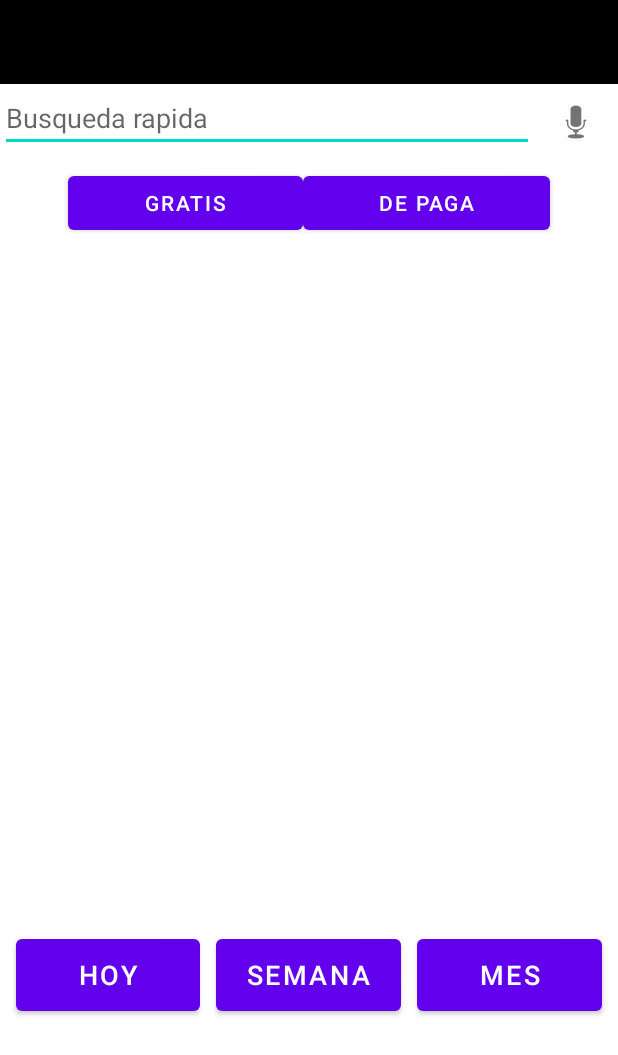
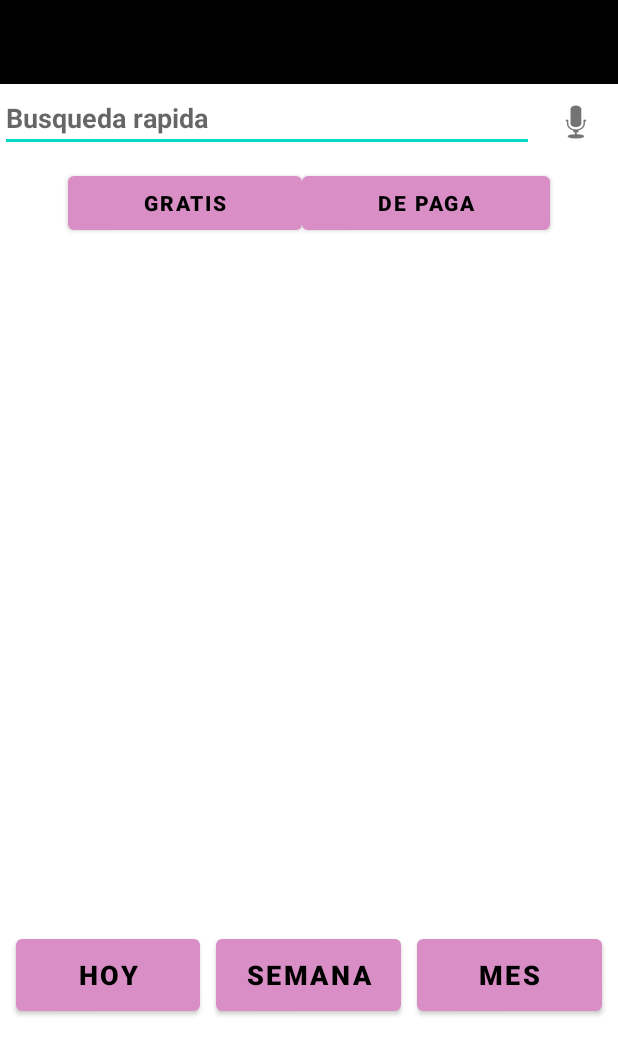
Before and after one commit to UrielVell/EventosXalapa, an Android app: the layout activity_main2.xml on its own in the app's theme, with its tools: preview values and no code run, on a phone screen of 412 x 824 dp. Shown: the top 1055 px of the screen. Run offline under Robolectric (Android 15) with nearby library versions, the phone set to English and light mode, and no system bars.

Commit message:
cambios de colores

```diff
--- /dev/null
+++ b/app/src/main/res/drawable/baseline_exit_to_app.xml
@@ -0,0 +1,5 @@
+<vector android:autoMirrored="true" android:height="24dp"
+    android:tint="#000000" android:viewportHeight="24"
+    android:viewportWidth="24" android:width="24dp" xmlns:android="http://schemas.android.com/apk/res/android">
+    <path android:fillColor="@android:color/white" android:pathData="M10.09,15.59L11.5,17l5,-5 -5,-5 -1.41,1.41L12.67,11H3v2h9.67l-2.58,2.59zM19,3H5c-1.11,0 -2,0.9 -2,2v4h2V5h14v14H5v-4H3v4c0,1.1 0.89,2 2,2h14c1.1,0 2,-0.9 2,-2V5c0,-1.1 -0.9,-2 -2,-2z"/>
+</vector>
--- /dev/null
+++ b/app/src/main/res/drawable/baseline_mode_edit_24.xml
@@ -0,0 +1,5 @@
+<vector android:height="24dp" android:tint="#000000"
+    android:viewportHeight="24" android:viewportWidth="24"
+    android:width="24dp" xmlns:android="http://schemas.android.com/apk/res/android">
+    <path android:fillColor="@android:color/white" android:pathData="M3,17.25V21h3.75L17.81,9.94l-3.75,-3.75L3,17.25zM20.71,7.04c0.39,-0.39 0.39,-1.02 0,-1.41l-2.34,-2.34c-0.39,-0.39 -1.02,-0.39 -1.41,0l-1.83,1.83 3.75,3.75 1.83,-1.83z"/>
+</vector>
--- a/app/src/main/res/layout/activity_main2.xml
+++ b/app/src/main/res/layout/activity_main2.xml
@@ -28,6 +28,8 @@
                 android:layout_weight="1"
                 android:ems="10"
                 android:hint="Busqueda rapida"
+                android:textColor="@color/black"
+                android:textStyle="bold"
                 android:inputType="text" />
             <ImageButton
                 android:id="@+id/btnMicro"
@@ -51,6 +53,8 @@
                 android:layout_weight="1"
                 android:layout_marginStart="40dp"
                 android:text="Gratis"
+                android:textColor="@color/black"
+                android:textStyle="bold"
                 android:layout_marginRight="5dp"/>
 
             <Button
@@ -60,7 +64,9 @@
                 android:layout_weight="1"
                 android:layout_marginEnd="40dp"
                 android:layout_marginRight="5dp"
-                android:text="De paga" />
+                android:text="De paga"
+                android:textColor="@color/black"
+                android:textStyle="bold"/>
 
         </LinearLayout>
 
@@ -93,7 +99,9 @@
                 android:layout_margin="5dp"
                 android:id="@+id/btn_hoy"
                 android:textSize="18dp"
-                android:text="HOY"/>
+                android:text="HOY"
+                android:textColor="@color/black"
+                android:textStyle="bold"/>
             <Button
                 android:layout_width="0dp"
                 android:layout_weight=".30"
@@ -101,7 +109,9 @@
                 android:layout_margin="5dp"
                 android:id="@+id/btn_semana"
                 android:textSize="18dp"
-                android:text="SEMANA"/>
+                android:text="SEMANA"
+                android:textColor="@color/black"
+                android:textStyle="bold"/>
             <Button
                 android:layout_width="0dp"
                 android:layout_weight=".30"
@@ -109,7 +119,9 @@
                 android:layout_height="60dp"
                 android:id="@+id/btn_mes"
                 android:textSize="18dp"
-                android:text="MES"/>
+                android:text="MES"
+                android:textColor="@color/black"
+                android:textStyle="bold"/>
 
 
         </LinearLayout>
--- a/app/src/main/res/layout/activity_registro_org.xml
+++ b/app/src/main/res/layout/activity_registro_org.xml
@@ -118,6 +118,8 @@
         android:layout_width="wrap_content"
         android:layout_height="wrap_content"
         android:text="Registrarse"
+        android:textStyle="bold"
+        android:textColor="@color/black"
         android:textSize="24sp"
         app:layout_constraintBottom_toBottomOf="parent"
         app:layout_constraintEnd_toEndOf="parent"
--- a/app/src/main/res/layout/item_evento.xml
+++ b/app/src/main/res/layout/item_evento.xml
@@ -11,7 +11,7 @@
         android:layout_marginStart="8dp"
         android:layout_marginTop="8dp"
         android:layout_marginEnd="8dp"
-        android:background="@drawable/fondo_card_evento"
+        android:background="@color/items"
         app:layout_constraintBottom_toBottomOf="parent"
         app:layout_constraintEnd_toEndOf="parent"
         app:layout_constraintStart_toStartOf="parent"
--- a/app/src/main/res/menu/nav_menu2.xml
+++ b/app/src/main/res/menu/nav_menu2.xml
@@ -2,21 +2,17 @@
 <menu xmlns:android="http://schemas.android.com/apk/res/android"
     xmlns:tools="http://schemas.android.com/tools"
     tools:showIn="navigation_view">
-
-    <item android:id="@+id/nav_Regitrar"
-        android:title="Registrate aquí"
-        android:icon="@drawable/baseline_person_24"/>
 
     <item android:id="@+id/nav_buscar"
         android:icon="@drawable/baseline_search_24"
         android:title="Buscar"/>
 
     <item android:id="@+id/nav_favorito"
-        android:icon="@drawable/baseline_recommend_24"
-        android:title="Favoritos"/>
+        android:icon="@drawable/baseline_mode_edit_24"
+        android:title="Agregar evento"/>
 
     <item android:id="@+id/nav_agregar_evento"
-
-        android:title="Agregar evento"/>
+        android:icon="@drawable/baseline_exit_to_app"
+        android:title="Cerrar seción"/>
 
 </menu>
--- a/app/src/main/res/values/colors.xml
+++ b/app/src/main/res/values/colors.xml
@@ -7,4 +7,8 @@
     <color name="teal_700">#FF018786</color>
     <color name="black">#FF000000</color>
     <color name="white">#FFFFFFFF</color>
+    <color name="prinipal">#D98FC6</color>
+    <color name="componentes">#FFFFFFFF</color>
+    <color name="seleccionado">#D90754</color>
+    <color name="items">#B9D66D</color>
 </resources>
--- a/app/src/main/res/values/themes.xml
+++ b/app/src/main/res/values/themes.xml
@@ -2,15 +2,13 @@
     <!-- Base application theme. -->
     <style name="Theme.EventosXalapa" parent="Theme.MaterialComponents.DayNight.DarkActionBar">
         <!-- Primary brand color. -->
-        <item name="colorPrimary">@color/purple_500</item>
-        <item name="colorPrimaryVariant">@color/purple_700</item>
-        <item name="colorOnPrimary">@color/white</item>
+        <item name="colorPrimary">@color/prinipal</item>
+        <item name="colorPrimaryVariant">@color/prinipal</item>
+        <item name="colorOnPrimary">@color/prinipal</item>
         <!-- Secondary brand color. -->
-        <item name="colorSecondary">@color/teal_200</item>
-        <item name="colorSecondaryVariant">@color/teal_700</item>
-        <item name="colorOnSecondary">@color/black</item>
+        <item name="color">@color/componentes</item>
         <!-- Status bar color. -->
-        <item name="android:statusBarColor">?attr/colorPrimaryVariant</item>
+        <item name="colorSurface">@color/componentes</item>
         <!-- Customize your theme here. -->
     </style>
 </resources>
```
Also changed, not shown: app/src/main/res/layout/activity_main.xml (+12 -1 lines), app/src/main/res/layout/nav_header.xml (+1 -6 lines).
